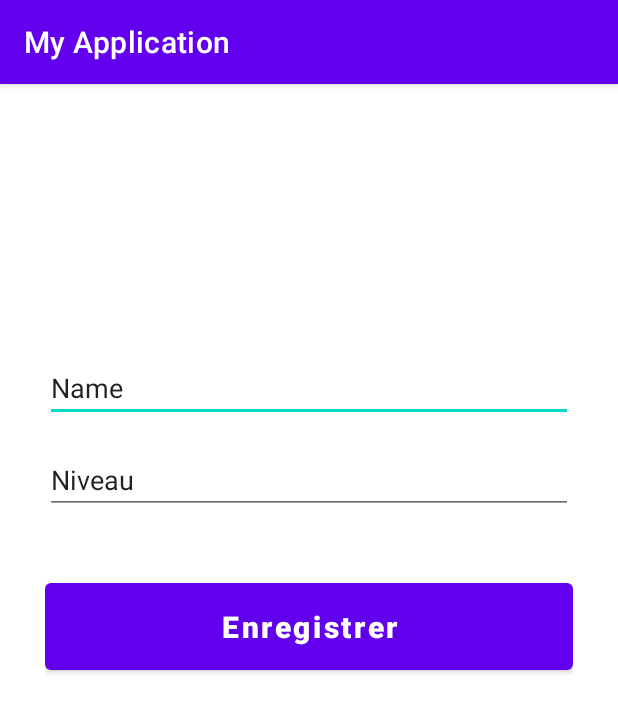
After one commit to bilalkh1/gestion-de-scolarite, an Android app: the AddModule screen opened directly, with no data from a screen before it, on a phone screen of 412 x 824 dp. The commit adds this screen. Shown: the top 712 px of the screen. Run offline under Robolectric (Android 15) with nearby library versions, the phone set to English and light mode, and no system bars.

Commit message:
Working on modules

```diff
--- a/app/src/main/AndroidManifest.xml
+++ b/app/src/main/AndroidManifest.xml
@@ -9,6 +9,9 @@
         android:roundIcon="@mipmap/ic_launcher_round"
         android:supportsRtl="true"
         android:theme="@style/Theme.MyApplication">
+        <activity
+            android:name=".AddModule"
+            android:exported="false" />
         <activity
             android:name=".AllModules"
             android:exported="false" />
--- /dev/null
+++ b/app/src/main/java/com/example/myapplication/AddModule.java
@@ -0,0 +1,49 @@
+package com.example.myapplication;
+
+import androidx.appcompat.app.AppCompatActivity;
+
+import android.os.Bundle;
+import android.view.View;
+import android.widget.Button;
+import android.widget.EditText;
+import android.widget.Toast;
+
+public class AddModule extends AppCompatActivity {
+    EditText edName;
+    EditText edlevel;
+    Button add_button;
+
+    @Override
+    protected void onCreate(Bundle savedInstanceState) {
+        super.onCreate(savedInstanceState);
+        setContentView(R.layout.activity_add_module);
+
+        edName = findViewById(R.id.edName);
+        edlevel = findViewById(R.id.edlevel);
+        add_button = findViewById(R.id.add_button);
+
+        add_button.setOnClickListener(new View.OnClickListener() {
+            @Override
+            public void onClick(View view) {
+                System.out.println("Hello World");
+                String name = edName.getText().toString();
+                Integer level = Integer.parseInt(edlevel.getText().toString());
+
+
+
+                if (name.length() <= 0 || level == null) {
+                    Toast.makeText(AddModule.this, "Enter all data", Toast.LENGTH_LONG);
+                }else {
+                    System.out.print("NOOOO");
+                    Module module = new Module(name, level);
+                    System.out.println(module.getName());
+                    DatabaseHelper databaseHelper = new DatabaseHelper(AddModule.this);
+                    databaseHelper.addModule(module);
+                    Toast.makeText(AddModule.this, "Add Module Successfully", Toast.LENGTH_SHORT).show();
+                    finish();
+                    startActivity(getIntent());
+                }
+            }
+        });
+    }
+}
--- a/app/src/main/java/com/example/myapplication/MainActivity.java
+++ b/app/src/main/java/com/example/myapplication/MainActivity.java
@@ -39,7 +39,8 @@ public class MainActivity extends AppCompatActivity {
         btnModules.setOnClickListener(new View.OnClickListener() {
             @Override
             public void onClick(View view) {
-
+                Intent intent = new Intent(MainActivity.this, AllModules.class);
+                startActivity(intent);
             }
         });
 
--- /dev/null
+++ b/app/src/main/res/layout/activity_add_module.xml
@@ -0,0 +1,47 @@
+<?xml version="1.0" encoding="utf-8"?>
+<androidx.constraintlayout.widget.ConstraintLayout xmlns:android="http://schemas.android.com/apk/res/android"
+    xmlns:app="http://schemas.android.com/apk/res-auto"
+    xmlns:tools="http://schemas.android.com/tools"
+    android:layout_width="match_parent"
+    android:layout_height="match_parent"
+    tools:context=".AddModule"
+    android:padding="30dp">
+
+    <EditText
+        android:id="@+id/edName"
+        android:layout_width="match_parent"
+        android:layout_height="wrap_content"
+        android:layout_marginTop="150dp"
+        android:ems="10"
+        android:inputType="textPersonName"
+        android:text="Name"
+        app:layout_constraintEnd_toEndOf="parent"
+        app:layout_constraintStart_toStartOf="parent"
+        app:layout_constraintTop_toTopOf="parent" />
+
+    <EditText
+        android:id="@+id/edlevel"
+        android:layout_width="match_parent"
+        android:layout_height="wrap_content"
+        android:layout_marginTop="16dp"
+        android:ems="10"
+        android:inputType="textPersonName"
+        android:text="Niveau"
+        app:layout_constraintEnd_toEndOf="parent"
+        app:layout_constraintStart_toStartOf="parent"
+        app:layout_constraintTop_toBottomOf="@+id/edName" />
+
+    <Button
+        android:id="@+id/add_button"
+        android:layout_width="match_parent"
+        android:layout_height="70dp"
+        android:layout_marginTop="40dp"
+        android:text="Enregistrer"
+        android:textAllCaps="false"
+        android:textSize="20dp"
+        android:textStyle="bold"
+        app:layout_constraintEnd_toEndOf="parent"
+        app:layout_constraintStart_toStartOf="parent"
+        app:layout_constraintTop_toBottomOf="@+id/edlevel" />
+
+</androidx.constraintlayout.widget.ConstraintLayout>
```
Also changed, not shown: app/src/main/java/com/example/myapplication/AllModules.java (+5 -5 lines), app/src/main/java/com/example/myapplication/ModuleAdapter.java (+42 -3 lines), app/src/main/res/layout/module_row.xml (added, +59 -0 lines).
